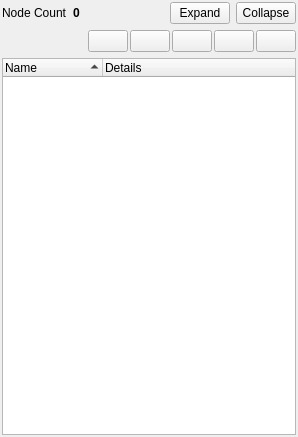
Old version of the form delta3d/src/dtQt/nodetreepanel.ui in the repository delta3d/delta3d.
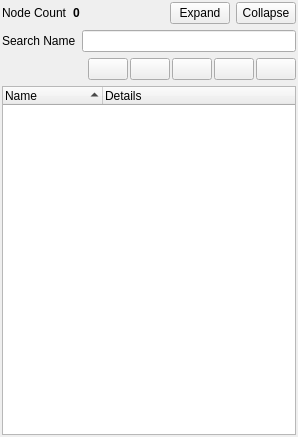
New version of the form. Icons and pictures are not drawn.

Commit message: * Added a node name search field to help debug nodes in very complex models.

What changed in the file:
```diff
--- a/delta3d/src/dtQt/nodetreepanel.ui
+++ b/delta3d/src/dtQt/nodetreepanel.ui
@@ -91,6 +91,29 @@
      </item>
     </layout>
    </item>
+   <item>
+    <layout class="QHBoxLayout" name="horizontalLayout_3">
+     <item>
+      <widget class="QLabel" name="mLabelNameFilter">
+       <property name="sizePolicy">
+        <sizepolicy hsizetype="Maximum" vsizetype="Preferred">
+         <horstretch>0</horstretch>
+         <verstretch>0</verstretch>
+        </sizepolicy>
+       </property>
+       <property name="toolTip">
+        <string>Filter nodes by name using regex style search strings.</string>
+       </property>
+       <property name="text">
+        <string>Search Name</string>
+       </property>
+      </widget>
+     </item>
+     <item>
+      <widget class="QLineEdit" name="mTextFilterName"/>
+     </item>
+    </layout>
+   </item>
    <item>
     <layout class="QHBoxLayout" name="horizontalLayout_2">
      <property name="spacing">
```
The commit also changes 2 other files.
